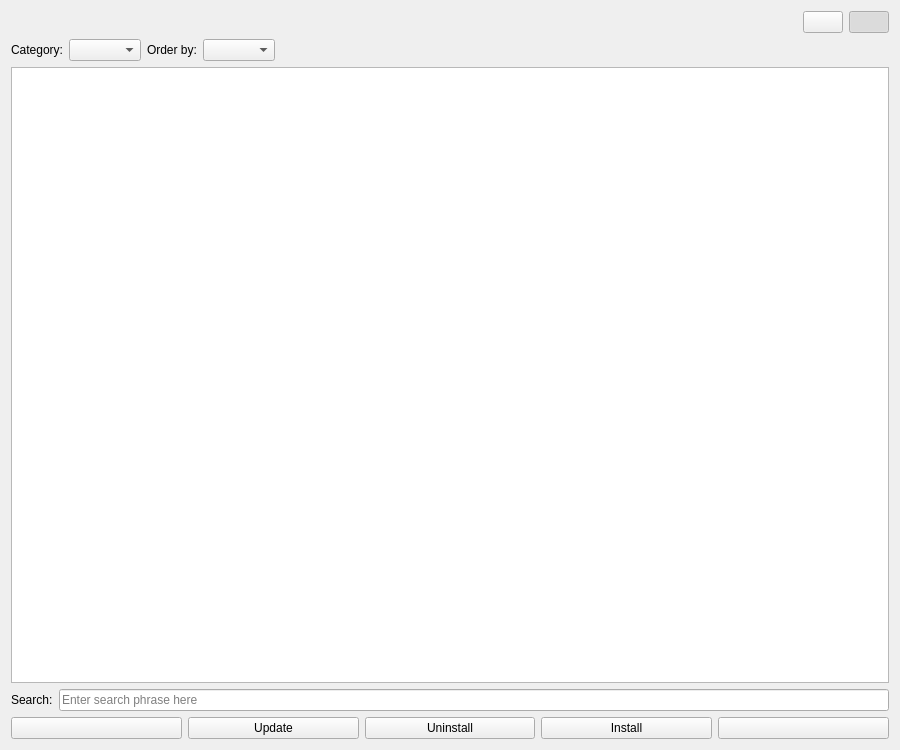
The window that plugins/extensions/resourcemanager/wdgdlgcontentdownloader.ui (KDE/krita) describes before a commit, drawn with Qt 5.
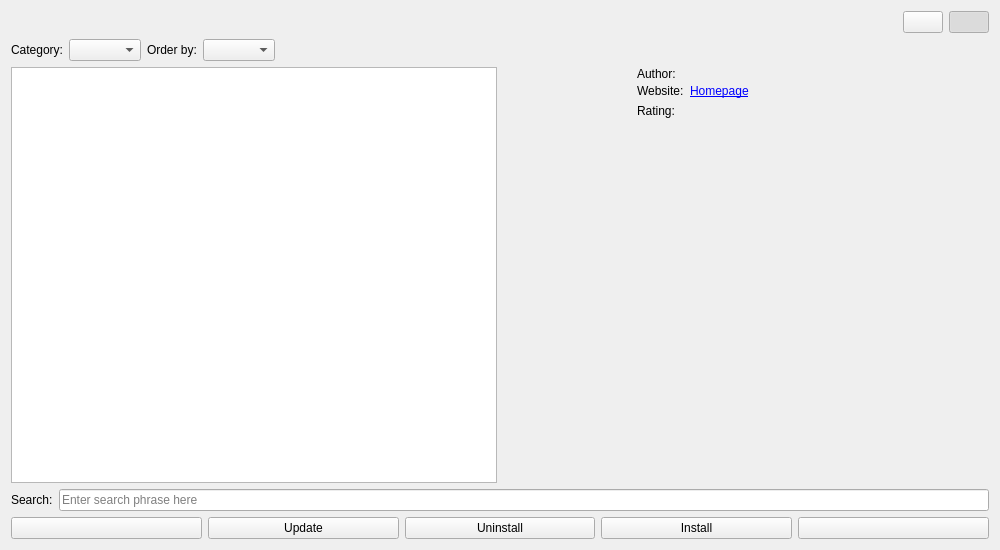
The same window after the commit. Custom widgets are drawn as their Qt base class.

Commit message: Tweaking the UI of content manager according to the Mockup

```diff
--- a/plugins/extensions/resourcemanager/wdgdlgcontentdownloader.ui
+++ b/plugins/extensions/resourcemanager/wdgdlgcontentdownloader.ui
@@ -6,8 +6,8 @@
    <rect>
     <x>0</x>
     <y>0</y>
-    <width>900</width>
-    <height>750</height>
+    <width>1000</width>
+    <height>550</height>
    </rect>
   </property>
   <layout class="QVBoxLayout" name="verticalLayout">
@@ -95,9 +95,21 @@
     </layout>
    </item>
    <item>
-    <layout class="QGridLayout" name="gridLayout">
-     <item row="0" column="0">
+    <layout class="QHBoxLayout" name="horizontalLayout_5">
+     <item>
       <layout class="QHBoxLayout" name="horizontalLayout_2">
+       <property name="minimumSize" stdset="0">
+        <size>
+         <width>600</width>
+         <height>128</height>
+        </size>
+       </property>
+       <property name="maximumSize" stdset="0">
+        <size>
+         <width>600</width>
+         <height>128</height>
+        </size>
+       </property>
        <item>
         <widget class="ItemsView" name="m_listView">
          <property name="enabled">
@@ -122,6 +134,171 @@
        </item>
       </layout>
      </item>
+     <item>
+      <layout class="QHBoxLayout" name="horizontalLayout_3">
+       <property name="leftMargin">
+        <number>0</number>
+       </property>
+       <item>
+        <layout class="QVBoxLayout" name="verticalLayout_9">
+         <item>
+          <widget class="ImagePreviewWidget" name="preview1" native="true">
+           <property name="sizePolicy">
+            <sizepolicy hsizetype="Fixed" vsizetype="Fixed">
+             <horstretch>0</horstretch>
+             <verstretch>0</verstretch>
+            </sizepolicy>
+           </property>
+           <property name="minimumSize">
+            <size>
+             <width>128</width>
+             <height>128</height>
+            </size>
+           </property>
+           <property name="maximumSize">
+            <size>
+             <width>128</width>
+             <height>128</height>
+            </size>
+           </property>
+           <property name="text" stdset="0">
+            <string/>
+           </property>
+           <property name="scaledContents" stdset="0">
+            <bool>true</bool>
+           </property>
+          </widget>
+         </item>
+         <item>
+          <spacer name="verticalSpacer_2">
+           <property name="orientation">
+            <enum>Qt::Vertical</enum>
+           </property>
+           <property name="sizeHint" stdset="0">
+            <size>
+             <width>20</width>
+             <height>0</height>
+            </size>
+           </property>
+          </spacer>
+         </item>
+        </layout>
+       </item>
+       <item>
+        <layout class="QGridLayout" name="gridLayout">
+         <property name="verticalSpacing">
+          <number>3</number>
+         </property>
+         <item row="6" column="2">
+          <spacer name="horizontalSpacer_3">
+           <property name="orientation">
+            <enum>Qt::Horizontal</enum>
+           </property>
+           <property name="sizeHint" stdset="0">
+            <size>
+             <width>40</width>
+             <height>20</height>
+            </size>
+           </property>
+          </spacer>
+         </item>
+         <item row="3" column="0">
+          <widget class="QLabel" name="label_6">
+           <property name="text">
+            <string>Rating:</string>
+           </property>
+          </widget>
+         </item>
+         <item row="0" column="0">
+          <widget class="QLabel" name="label_3">
+           <property name="sizePolicy">
+            <sizepolicy hsizetype="Fixed" vsizetype="Preferred">
+             <horstretch>0</horstretch>
+             <verstretch>0</verstretch>
+            </sizepolicy>
+           </property>
+           <property name="text">
+            <string>Author:</string>
+           </property>
+           <property name="scaledContents">
+            <bool>false</bool>
+           </property>
+           <property name="alignment">
+            <set>Qt::AlignLeading|Qt::AlignLeft|Qt::AlignVCenter</set>
+           </property>
+          </widget>
+         </item>
+         <item row="2" column="0">
+          <widget class="QLabel" name="label_5">
+           <property name="text">
+            <string>Website:</string>
+           </property>
+          </widget>
+         </item>
+         <item row="3" column="1" colspan="2">
+          <layout class="QHBoxLayout" name="horizontalLayout_6">
+           <item>
+            <widget class="KRatingWidget" name="ratingWidget" native="true">
+             <property name="minimumSize">
+              <size>
+               <width>0</width>
+               <height>10</height>
+              </size>
+             </property>
+             <property name="autoFillBackground">
+              <bool>false</bool>
+             </property>
+            </widget>
+           </item>
+           <item>
+            <spacer name="horizontalSpacer_3">
+             <property name="orientation">
+              <enum>Qt::Horizontal</enum>
+             </property>
+             <property name="sizeHint" stdset="0">
+              <size>
+               <width>40</width>
+               <height>20</height>
+              </size>
+             </property>
+            </spacer>
+           </item>
+          </layout>
+         </item>
+         <item row="2" column="1" colspan="2">
+          <widget class="QLabel" name="homepageLabel">
+           <property name="text">
+            <string>&lt;a href=&quot;http://opendesktop.org&quot;&gt;Homepage&lt;/a&gt;</string>
+           </property>
+           <property name="openExternalLinks">
+            <bool>true</bool>
+           </property>
+          </widget>
+         </item>
+         <item row="0" column="1" colspan="2">
+          <widget class="QLabel" name="authorLabel">
+           <property name="text">
+            <string/>
+           </property>
+          </widget>
+         </item>
+         <item row="6" column="0" colspan="2">
+          <spacer name="verticalSpacer_5">
+           <property name="orientation">
+            <enum>Qt::Vertical</enum>
+           </property>
+           <property name="sizeHint" stdset="0">
+            <size>
+             <width>20</width>
+             <height>0</height>
+            </size>
+           </property>
+          </spacer>
+         </item>
+        </layout>
+       </item>
+      </layout>
+     </item>
     </layout>
    </item>
    <item>
@@ -208,6 +385,16 @@
    <extends>QListView</extends>
    <header>itemsview_p.h</header>
   </customwidget>
+  <customwidget>
+   <class>ImagePreviewWidget</class>
+   <extends>QWidget</extends>
+   <header>imagepreviewwidget_p.h</header>
+  </customwidget>
+  <customwidget>
+   <class>KRatingWidget</class>
+   <extends>QWidget</extends>
+   <header>kratingwidget.h</header>
+  </customwidget>
  </customwidgets>
  <resources/>
  <connections/>
```
The commit also changes 2 other files.
